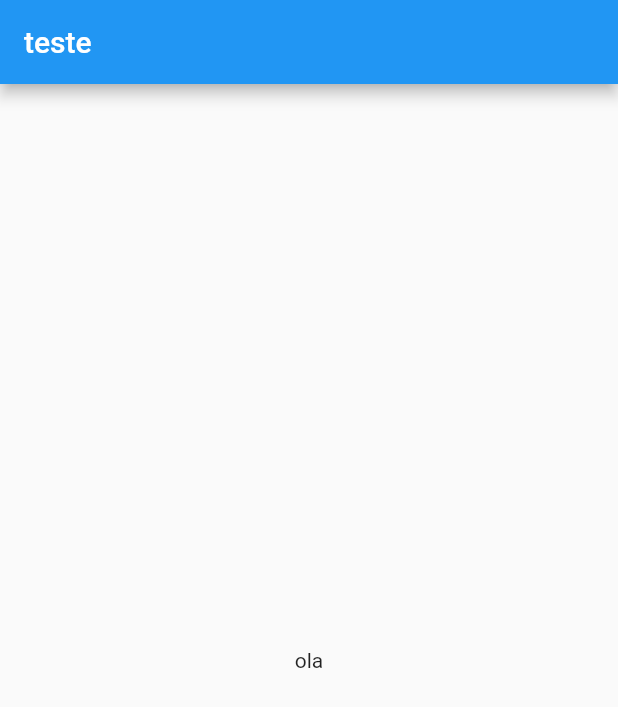
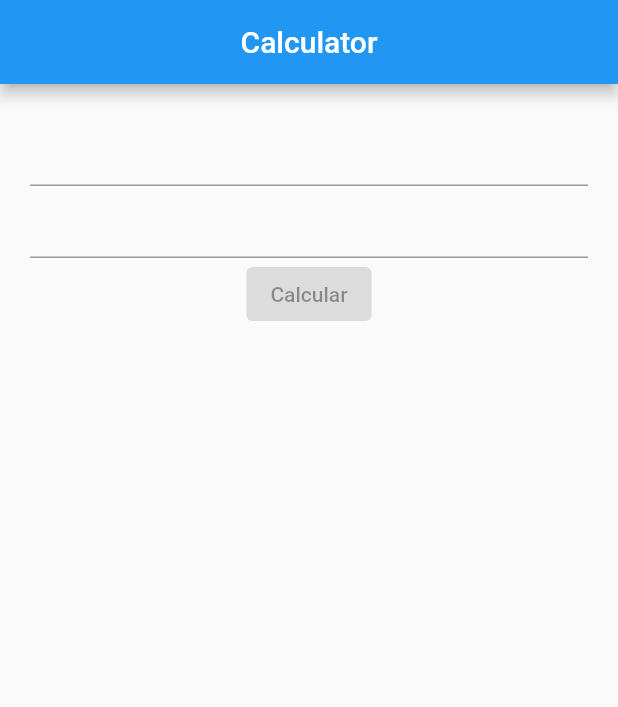
Before and after one commit to arthurhenrir/Curso-Flutter, a Flutter app: the screen it shows after launch, on a phone screen of 412 x 824 dp. Shown: the top 707 px of the screen. Run offline on Flutter 3.47's test engine with Material 2 defaults, Android fonts, the phone set to English and light mode, and no system bars.

Commit message:
Update main.dart

```diff
--- a/lib/main.dart
+++ b/lib/main.dart
@@ -1,24 +1,52 @@
-// ignore_for_file: prefer_const_constructors
-
 import 'package:flutter/material.dart';
 
-void main() => runApp(App());
+void main() => runApp(const App());
 
-class App extends StatelessWidget
-{
+class App extends StatefulWidget {
+  const App({super.key});
+
+  @override
+  State<App> createState() => _App();
+}
+
+class _App extends State<App> {
   @override
   Widget build(BuildContext context) {
+
+    TextField num1 = const TextField(
+      keyboardType: TextInputType.number,
+    );
+
+    TextField num2 = const TextField(
+      keyboardType: TextInputType.number,
+    );
+
+    ElevatedButton botao = ElevatedButton(
+      onPressed: null,
+      child: Text("Calcular"),
+    );
+
+
+    Column columns = Column(
+      children: <Widget>[
+        num1,
+        num2,
+        botao,
+      ],
+    );
+
     return MaterialApp(
-      title: 'My App',
+      title: 'Calculadora',
       home: Scaffold(
         appBar: AppBar(
-          title: Text('teste'),
+          title: const Text('Calculator'),
+          centerTitle: true,
         ),
-        body: Center(
-          child: Text('ola'),
+        body: Padding(
+          padding: const EdgeInsets.all(20),
+          child: columns,
         )
-      ),
+      )
     );
   }
-
 }
```
